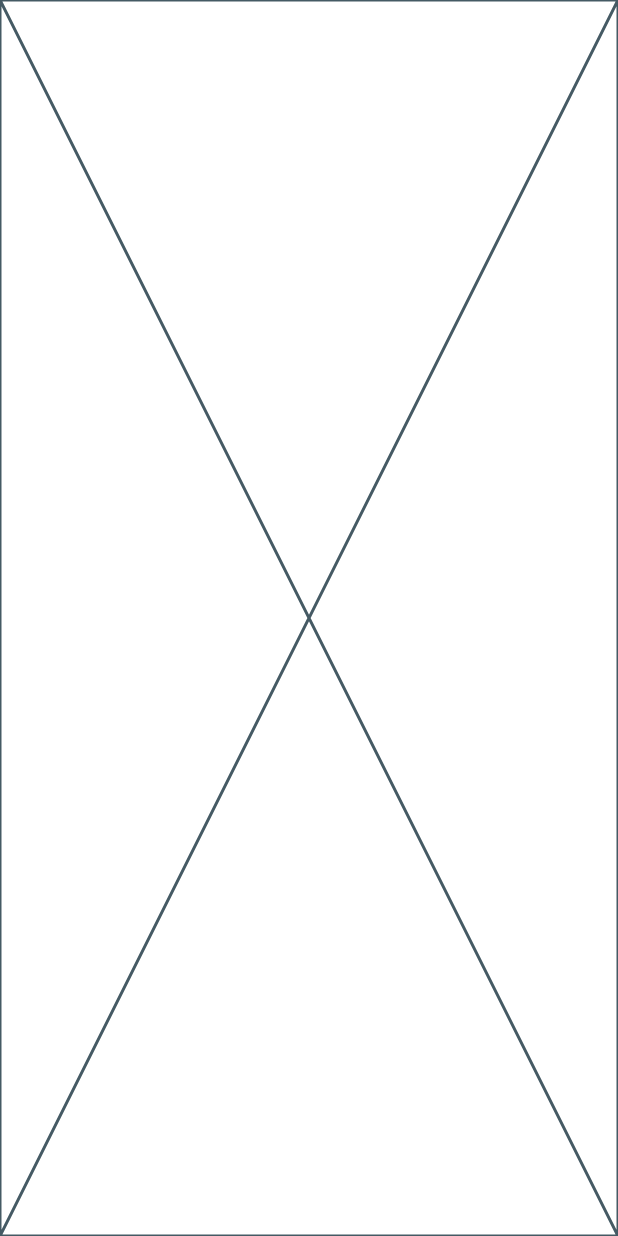
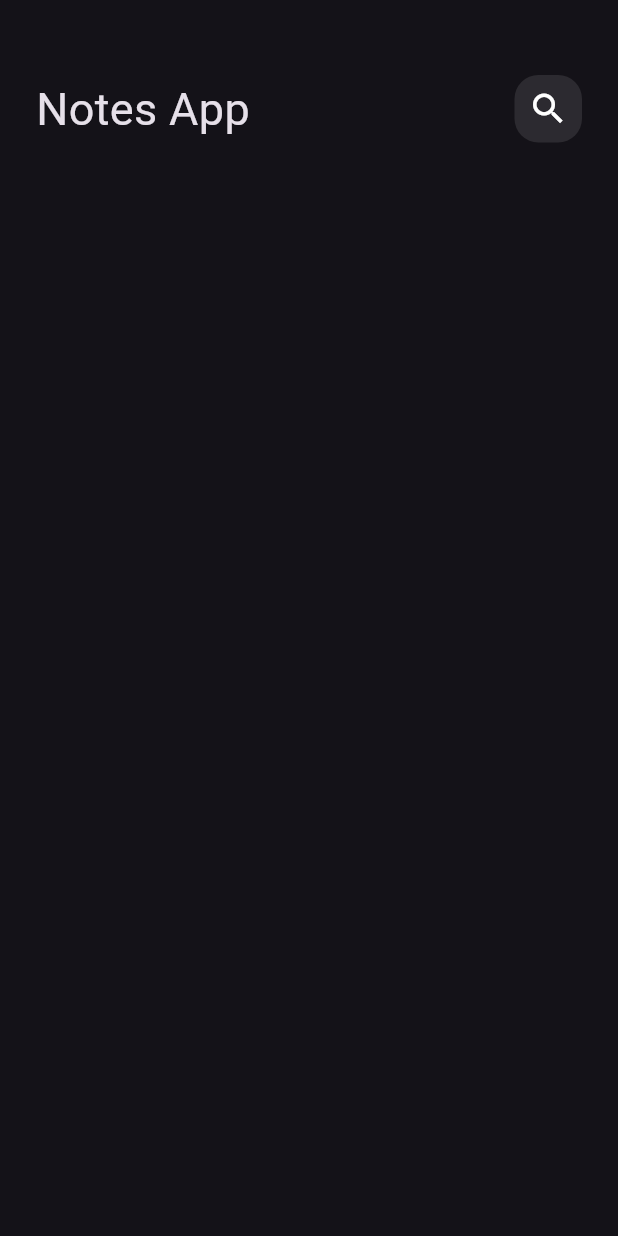
Before and after one commit to shimaa-saied/notes_app, a Flutter app: the screen it shows after launch, on a phone screen of 412 x 824 dp. Run offline on Flutter 3.47's test engine with Material 3 defaults, Android fonts, the phone set to English and light mode, and no system bars.

Commit message:
create NotesViewBody & CustomAppBar & CustomSearch

```diff
--- a/lib/Views/NotesView.dart
+++ b/lib/Views/NotesView.dart
@@ -1,10 +1,15 @@
 import 'package:flutter/cupertino.dart';
+import 'package:flutter/material.dart';
+
+import '../Widget/NotesViewBody.dart';
 
 class Notesview extends StatelessWidget {
   const Notesview({super.key});
 
   @override
   Widget build(BuildContext context) {
-    return const Placeholder();
+    return const Scaffold(
+      body: Notesviewbody(),
+    );
   }
 }
--- /dev/null
+++ b/lib/Widget/CustomAppBar.dart
@@ -0,0 +1,20 @@
+import 'package:flutter/cupertino.dart';
+
+import 'CustomSearch.dart';
+
+class Customappbar extends StatelessWidget {
+  const Customappbar({super.key});
+
+  @override
+  Widget build(BuildContext context) {
+    return const Row(
+      children: [
+        Text('Notes App',style: TextStyle(
+          fontSize: 30
+        ),)
+        ,Spacer(flex: 1),
+        Customsearch(),
+      ],
+    );
+  }
+}
--- /dev/null
+++ b/lib/Widget/CustomSearch.dart
@@ -0,0 +1,18 @@
+import 'package:flutter/cupertino.dart';
+import 'package:flutter/material.dart';
+
+class Customsearch extends StatelessWidget {
+  const Customsearch({super.key});
+
+  @override
+  Widget build(BuildContext context) {
+    return Container(
+      height: 45,
+      width: 45,
+      decoration: BoxDecoration(
+          color: Colors.white.withOpacity(.1),
+          borderRadius: BorderRadius.circular(16)),
+      child: Center(child: Icon(Icons.search,size: 27)),
+    );
+  }
+}
--- /dev/null
+++ b/lib/Widget/NotesViewBody.dart
@@ -0,0 +1,22 @@
+import 'package:flutter/cupertino.dart';
+import 'package:flutter/material.dart';
+
+import 'CustomAppBar.dart';
+
+class Notesviewbody extends StatelessWidget {
+  const Notesviewbody({super.key});
+
+  @override
+  Widget build(BuildContext context) {
+    return Padding(
+      padding: const EdgeInsets.symmetric(horizontal: 24.0),
+      child: const Column(
+        children: [
+          SizedBox(height: 50,),
+          Customappbar(),
+
+        ],
+      ),
+    );
+  }
+}
--- a/lib/main.dart
+++ b/lib/main.dart
@@ -12,6 +12,7 @@ class NotesApp extends StatelessWidget {
   @override
   Widget build(BuildContext context) {
     return MaterialApp(
+      debugShowCheckedModeBanner: false,
       theme: ThemeData.dark(),
       home: const Notesview() ,
     );
```
